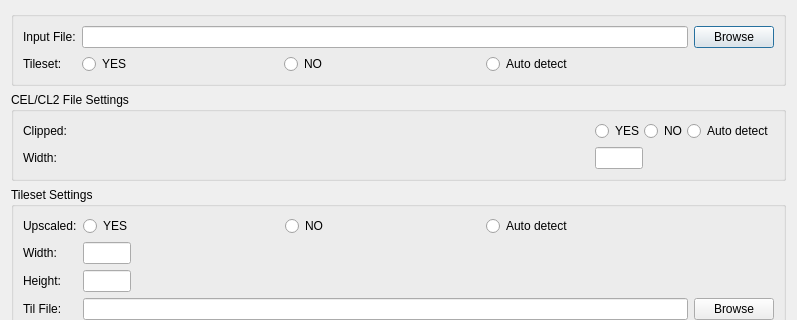
This is source/openasdialog.ui in pionere/d1-graphics-tool as Qt 5 draws it before an edit; both pictures show x 0 to 797 and y 0 to 320 of the 797 by 491 pixel window. The edited form follows.
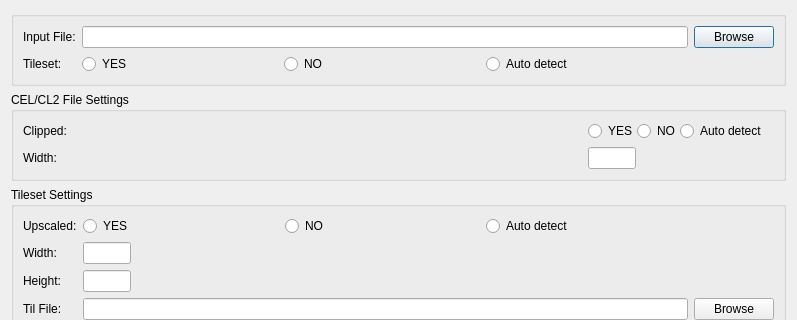
This is the edited form.

```diff
--- a/source/openasdialog.ui
+++ b/source/openasdialog.ui
@@ -166,6 +166,13 @@
         </layout>
        </widget>
       </item>
+      <item row="0" column="2">
+       <spacer name="horizontalSpacer_2_0">
+        <property name="orientation">
+         <enum>Qt::Horizontal</enum>
+        </property>
+       </spacer>
+      </item>
       <item row="1" column="0">
        <widget class="QLabel" name="celWidthLabel">
         <property name="text">
```
Left out of the diff: 14 changed lines with no effect on the pictures.
